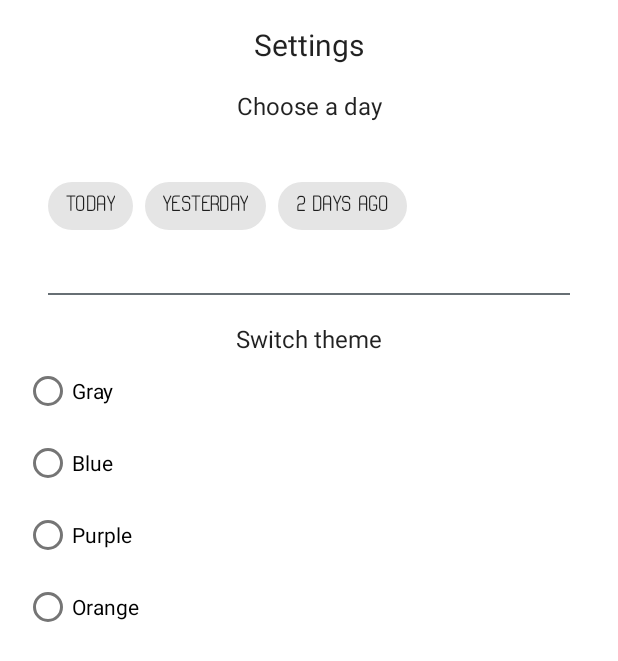
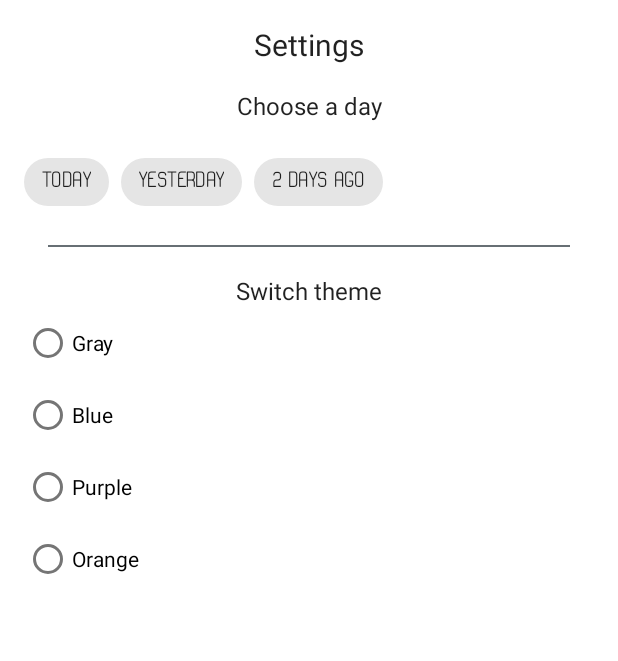
Before and after one commit to mazi-k/A_MaterialDesign, an Android app: the screen it shows after launch (MainActivity), after a tap on "Settings", on a phone screen of 412 x 824 dp. Shown: the top 661 px of the screen. Run offline under Robolectric (Android 15) with nearby library versions, the phone set to English and light mode, and no system bars; pictures from the network do not load; Roboto replaces fonts that are not available here; 3 other taps on this screen came first.

Commit message:
add ShapeAppearance

```diff
--- a/app/src/main/res/layout/settings_fragment.xml
+++ b/app/src/main/res/layout/settings_fragment.xml
@@ -33,7 +33,6 @@
         android:id="@+id/chip_group"
         android:layout_width="match_parent"
         android:layout_height="wrap_content"
-        android:padding="@dimen/default_margin"
         app:layout_constraintStart_toStartOf="parent"
         app:layout_constraintEnd_toEndOf="parent"
         app:layout_constraintTop_toBottomOf="@id/switch_day"
--- a/app/src/main/res/values/styles.xml
+++ b/app/src/main/res/values/styles.xml
@@ -21,10 +21,20 @@
     </style>
 
     <style name="MyChipStyle" parent="Widget.MaterialComponents.Chip.Choice">
-
+        <item name="shapeAppearanceOverlay">@style/MyChipShapeAppearance</item>
     </style>
 
-    <style name="MyTextAppearance" parent="TextAppearance.AppCompat.Body2">
+    <style name="MyShapeAppearanceSmallComponent" parent="ShapeAppearance.MaterialComponents.SmallComponent">
+        <item name="cornerFamily">cut</item>
+        <item name="cornerSize">0%</item>
+    </style>
+
+    <style name="MyChipShapeAppearance" parent="ShapeAppearance.MaterialComponents.SmallComponent">
+        <item name="cornerFamily">rounded</item>
+        <item name="cornerSize">70%</item>
+    </style>
+
+    <style name="MyTextAppearanceBody2" parent="TextAppearance.AppCompat.Body2">
         <item name="fontFamily">@font/new_font</item>
         <item name="android:fontFamily">sans-serif</item>
         <item name="android:textStyle">bold</item>
--- a/app/src/main/res/values/themes.xml
+++ b/app/src/main/res/values/themes.xml
@@ -11,14 +11,15 @@
         <item name="colorOnSecondary">?attr/superColorOnSecondary</item>
         <!-- Status bar color. -->
         <item name="android:statusBarColor" tools:targetApi="l">?superColorPrimary</item>
-        <item name="textAppearanceBody2">@style/MyTextAppearance</item>
 
         <!-- Customize your theme here. -->
         <item name="materialButtonStyle">@style/MyButtonStyle</item>
         <item name="textInputStyle">@style/MyInputStyle</item>
         <item name="floatingActionButtonStyle">@style/MyFloatingButtonStyle</item>
         <item name="bottomAppBarStyle">@style/MyBottomAppBarStyle</item>
+        <item name="textAppearanceBody2">@style/MyTextAppearanceBody2</item>
         <item name="chipStyle">@style/MyChipStyle</item>
+        <item name="shapeAppearanceSmallComponent">@style/MyShapeAppearanceSmallComponent</item>
     </style>
 
     <style name="MyGrayTheme" parent="MyBaseTheme">
```
